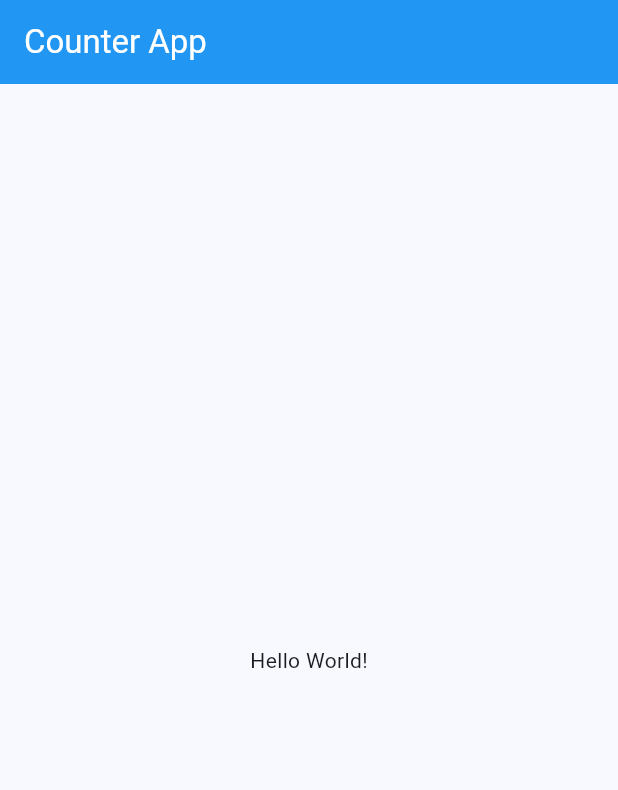
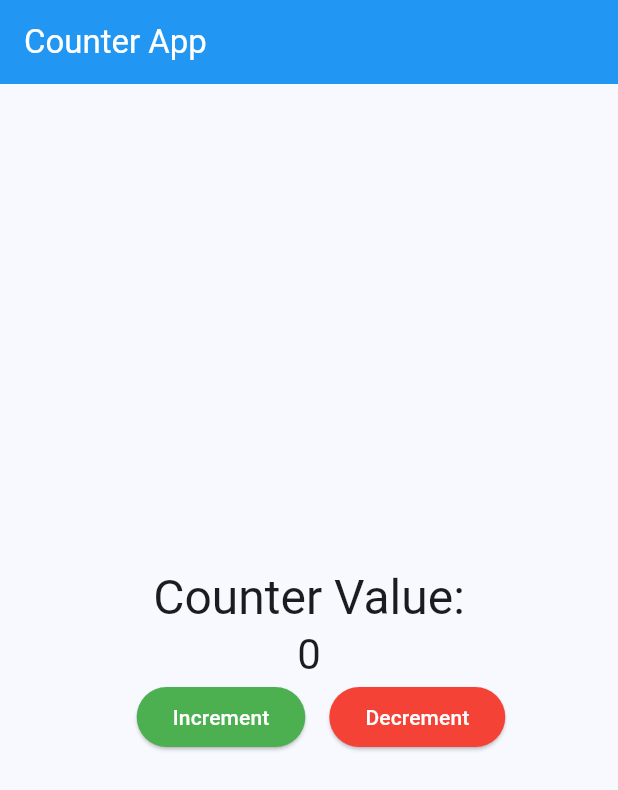
Before and after one commit to lucifron28/counter-app-with-multiple-screens, a Flutter app: the screen it shows after launch, on a phone screen of 412 x 824 dp. Shown: the top 790 px of the screen. Run offline on Flutter 3.47's test engine with Material 3 defaults, Android fonts, the phone set to English and light mode, and no system bars.

Commit message:
counter functionality and visual statemanagemet

```diff
--- a/lib/app.dart
+++ b/lib/app.dart
@@ -51,7 +51,44 @@ class _CounterPageState extends State<CounterPage> {
           foregroundColor: Theme.of(context).colorScheme.onPrimary,
           title: const Text('Counter App'),
         ),
-        body: const Center(child: Text('Hello World!')),
+        body: Center(
+          child: Column(
+            mainAxisAlignment: MainAxisAlignment.center,
+            children: [
+              Text(
+                'Counter Value:',
+                style: Theme.of(context).textTheme.headlineLarge,
+              ),
+              Text(
+                '$_counter',
+                style: Theme.of(context).textTheme.headlineMedium,
+              ),
+              Row(
+                mainAxisAlignment: MainAxisAlignment.center,
+                children: [
+                  SizedBox(width: 16),
+                  ElevatedButton(
+                    onPressed: incrementCounter,
+                    style: ElevatedButton.styleFrom(
+                      backgroundColor: Colors.green,
+                      foregroundColor: Colors.white,
+                    ),
+                    child: Text('Increment'),
+                  ),
+                  SizedBox(width: 16),
+                  ElevatedButton(
+                    onPressed: decrementCounter,
+                    style: ElevatedButton.styleFrom(
+                      backgroundColor: Colors.red,
+                      foregroundColor: Colors.white,
+                    ),
+                    child: Text('Decrement'),
+                  ),
+                ],
+              ),
+            ],
+            ),
+          ),
       ),
     );
   }
```
